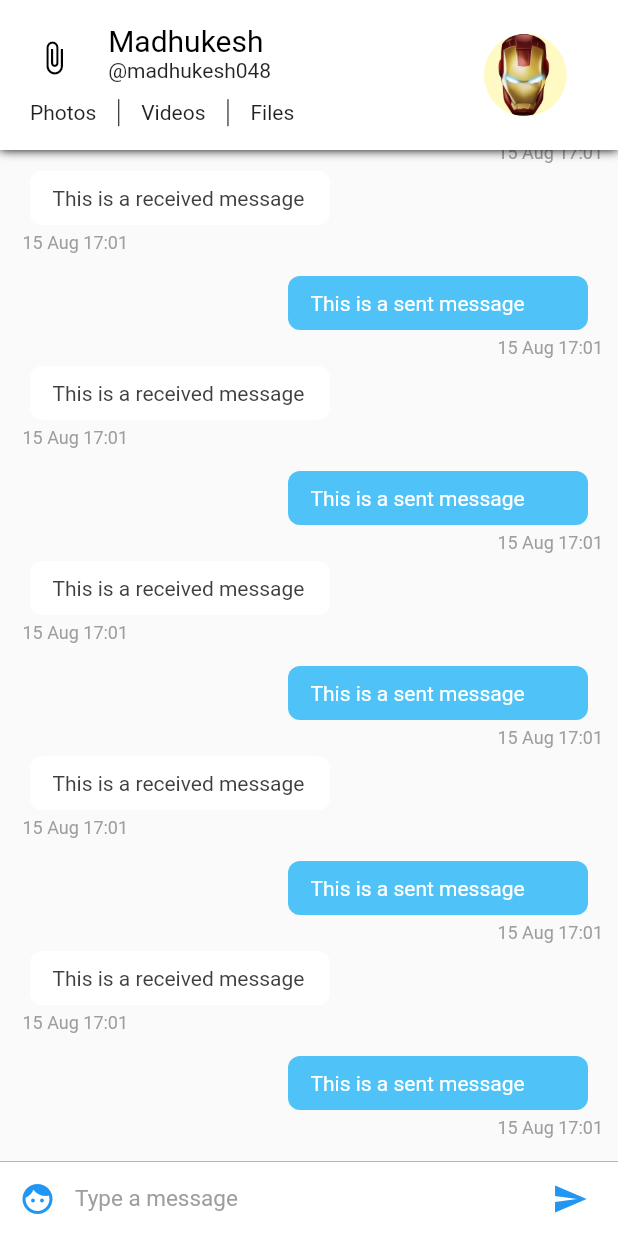
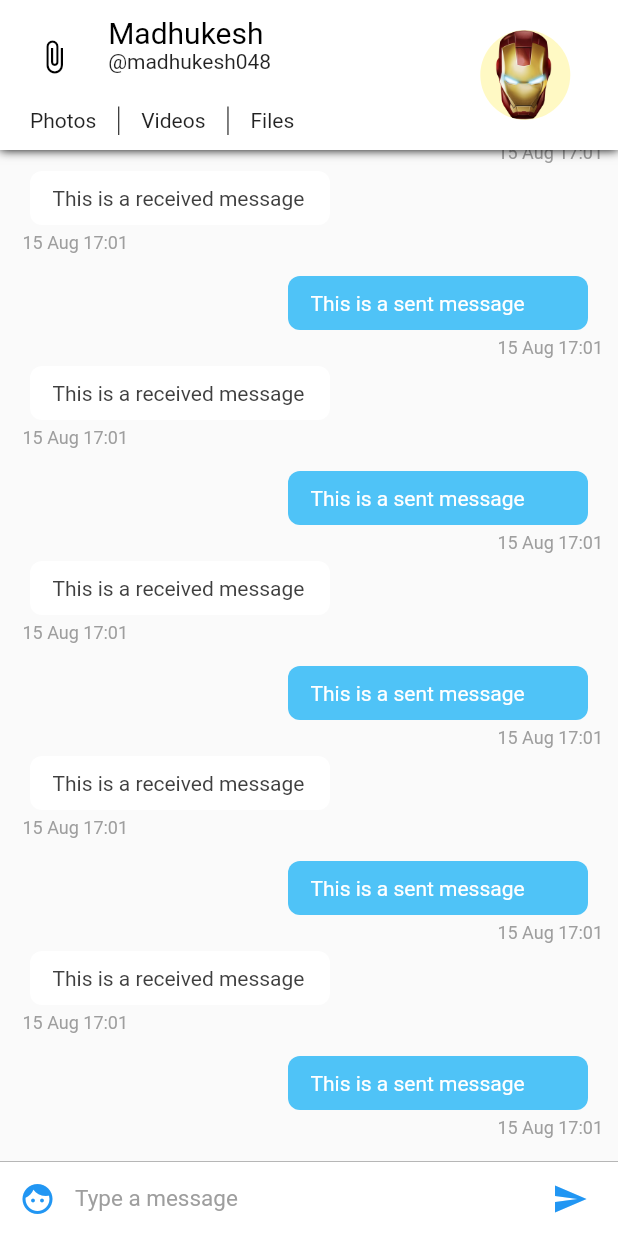
Before and after one commit to madhukesh048/60-Days-of-Flutter, a Flutter app: the ConversationPage screen opened directly, on a phone screen of 412 x 824 dp. Run offline on Flutter 3.47's test engine with Material 2 defaults, Android fonts, the phone set to English and light mode, and no system bars.

```diff
--- a/lib/pages/ConversationPage.dart
+++ b/lib/pages/ConversationPage.dart
@@ -6,6 +6,7 @@ import 'package:sixty_days_of_flutter/widgets/InputWidget.dart';
 class ConversationPage extends StatefulWidget {
   @override
   _ConversationPageState createState() => _ConversationPageState();
+   const ConversationPage();
 }
 
 class _ConversationPageState extends State<ConversationPage> {
@@ -13,13 +14,10 @@ class _ConversationPageState extends State<ConversationPage> {
   Widget build(BuildContext context) {
     return SafeArea(
         child: Scaffold(
-            appBar: ChatAppBar(), // Custom app bar for chat screen
+            appBar: ChatAppBar(),
             body: Stack(children: <Widget>[
               Column(
-                children: <Widget>[
-                ChatListWidget(),
-                  InputWidget()
-                ],
+                children: <Widget>[ChatListWidget(), InputWidget()],
               ),
             ])));
   }
--- a/lib/pages/ConversationPageList.dart
+++ b/lib/pages/ConversationPageList.dart
@@ -1,11 +1,13 @@
 import 'package:flutter/material.dart';
+import 'package:sixty_days_of_flutter/pages/ConversationPage.dart';
 
-class ConversationPage extends StatefulWidget {
+class ConversationPageList extends StatefulWidget {
   @override
-  _ConversationPageState createState() => _ConversationPageState();
+  _ConversationPageListState createState() => _ConversationPageListState();
+   const ConversationPageList();
 }
 
-class _ConversationPageState extends State<ConversationPage> {
+class _ConversationPageListState extends State<ConversationPageList> {
   @override
   Widget build(BuildContext context) {
     return PageView(
--- a/lib/widgets/ChatAppBar.dart
+++ b/lib/widgets/ChatAppBar.dart
@@ -4,11 +4,12 @@ import 'package:sixty_days_of_flutter/config/Palette.dart';
 
 class ChatAppBar extends StatelessWidget implements PreferredSizeWidget {
   final double height = 100;
+  const ChatAppBar();
   @override
   Widget build(BuildContext context) {
     var textHeading = TextStyle(color: Palette.primaryTextColor, fontSize: 20);
     var textStyle = TextStyle(color: Palette.secondaryTextColor);
-    double width = MediaQuery.of(context).size.width;
+
     return Material(
         child: Container(
             decoration: BoxDecoration(boxShadow: [
@@ -18,6 +19,7 @@ class ChatAppBar extends StatelessWidget implements PreferredSizeWidget {
               )
             ]),
             child: Container(
+                padding: EdgeInsets.only(top: 10, bottom: 10),
                 color: Palette.primaryBackgroundColor,
                 child: Row(children: <Widget>[
                   Expanded(
@@ -26,17 +28,21 @@ class ChatAppBar extends StatelessWidget implements PreferredSizeWidget {
                           child: Column(
                         mainAxisSize: MainAxisSize.min,
                         children: <Widget>[
-                          Container(
-                              height: 70 - (width * .06),
+                          Expanded(
+                            flex: 7,
+                            child: Container(
                                 child: Row(
                               crossAxisAlignment: CrossAxisAlignment.start,
                               children: <Widget>[
                                 Expanded(
                                     flex: 2,
                                     child: Center(
-                                          child: Icon(
-                                        Icons.attach_file,
+                                        child: IconButton(
+                                      icon: Icon(Icons.attach_file),
                                       color: Palette.secondaryColor,
+                                      onPressed: () {
+                                        //TODO
+                                      },
                                     ))),
                                 Expanded(
                                     flex: 6,
@@ -49,14 +55,15 @@ class ChatAppBar extends StatelessWidget implements PreferredSizeWidget {
                                       mainAxisSize: MainAxisSize.min,
                                       children: <Widget>[
                                         Text('Madhukesh', style: textHeading),
-                                          Text('@madhukesh048',
-                                              style: textStyle)
+                                        Text('@madhukesh048', style: textStyle)
                                       ],
                                     ))),
                               ],
                             )),
-                          Container(
-                              height: 23,
+                          ),
+                          Expanded(
+                            flex: 3,
+                            child: Container(
                                 padding: EdgeInsets.fromLTRB(20, 5, 5, 0),
                                 child: Row(
                                   mainAxisAlignment: MainAxisAlignment.start,
@@ -81,6 +88,7 @@ class ChatAppBar extends StatelessWidget implements PreferredSizeWidget {
                                     Text('Files', style: textStyle)
                                   ],
                                 )),
+                          ),
                         ],
                       ))),
                   Expanded(
@@ -88,7 +96,7 @@ class ChatAppBar extends StatelessWidget implements PreferredSizeWidget {
                       child: Container(
                           child: Center(
                               child: CircleAvatar(
-                        radius: (80 - (width * .06)) / 2,
+                        radius: 30,
                         backgroundImage: Image.asset(
                           Assets.user,
                         ).image,
--- a/lib/widgets/ChatItemWidget.dart
+++ b/lib/widgets/ChatItemWidget.dart
@@ -3,16 +3,17 @@ import 'package:intl/intl.dart';
 import 'package:sixty_days_of_flutter/config/Palette.dart';
 
 class ChatItemWidget extends StatelessWidget {
-  final index;
+  final int index;
 
-  ChatItemWidget(this.index);
+  const ChatItemWidget(this.index);
 
   @override
   Widget build(BuildContext context) {
     // TODO: implement build
     if (index % 2 == 0) {
       //This is the sent message. We'll later use data from firebase instead of index to determine the message is sent or received.
-      return Container(
+      return SingleChildScrollView(
+        child: Container(
             child: Column(children: <Widget>[
           Row(
             children: <Widget>[
@@ -45,7 +46,8 @@ class ChatItemWidget extends StatelessWidget {
               margin: EdgeInsets.only(left: 5.0, top: 5.0, bottom: 5.0),
             )
           ])
-      ]));
+        ])),
+      );
     } else {
       // This is a received message
       return Container(
--- a/lib/widgets/InputWidget.dart
+++ b/lib/widgets/InputWidget.dart
@@ -45,7 +45,9 @@ class InputWidget extends StatelessWidget {
               margin: EdgeInsets.symmetric(horizontal: 8.0),
               child: IconButton(
                 icon: Icon(Icons.send),
-                onPressed: () => {},
+                onPressed: () => {
+                  //TODO
+                },
                 color: Colors.blue,
               ),
             ),
```
Also changed, not shown: lib/main.dart (+2 -47 lines), 8 other files. Lines whose indentation alone changed are shown as unchanged.
